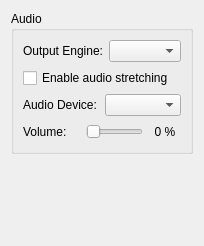
First picture: the form in src/citra_qt/configuration/configure_audio.ui, repository grimtnt/citra, before the edit.
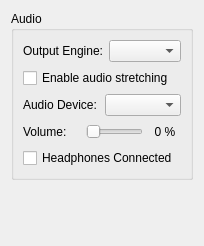
Second picture: the form after the edit.

Commit message: Add headphones connected setting

Diff of the .ui file:
```diff
--- a/src/citra_qt/configuration/configure_audio.ui
+++ b/src/citra_qt/configuration/configure_audio.ui
@@ -117,6 +117,13 @@
         </item>
        </layout>
       </item>
+      <item>
+       <widget class="QCheckBox" name="headphones_connected">
+        <property name="text">
+         <string>Headphones Connected</string>
+        </property>
+       </widget>
+      </item>
      </layout>
     </widget>
    </item>
```
The commit also changes 4 other files.
